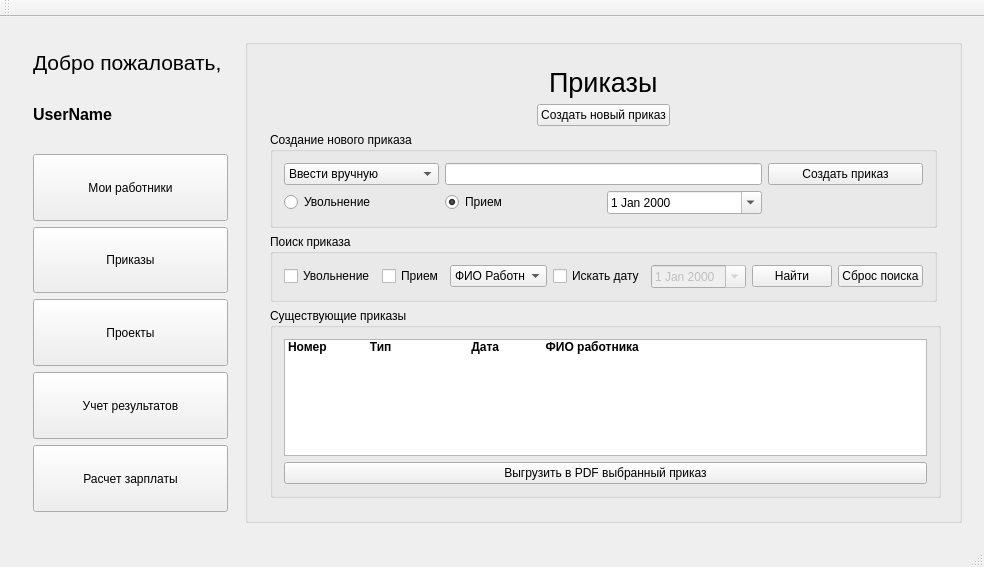
Before: the Qt Designer form salary/salary.ui in a-mihaylov/salary, drawn with Qt 5.
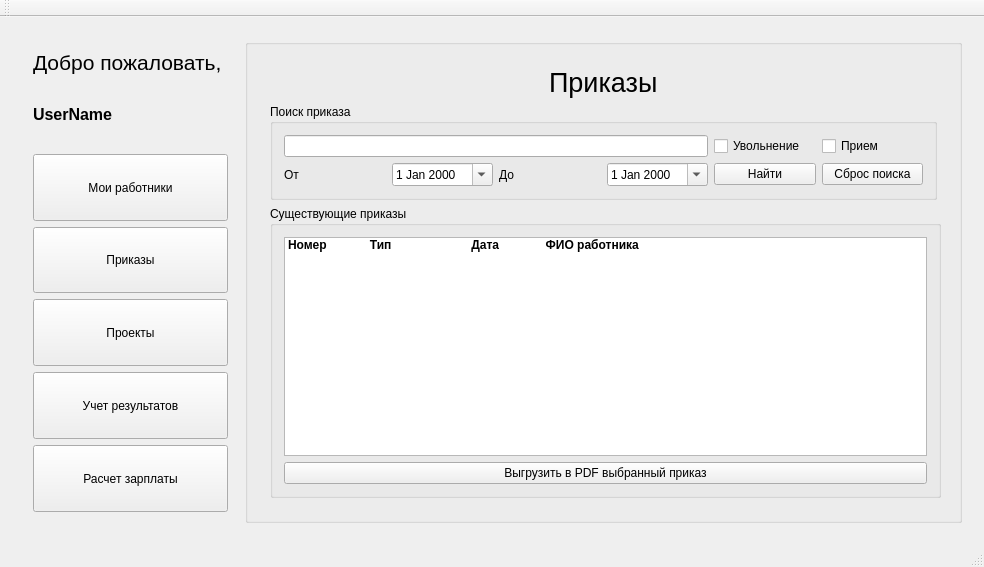
After: the same form once the commit is applied. The open tabs and pages were chosen to show the change.

Commit message: Изменено окно работы с приказами, удалена возможность создания какого-либо приказа вручную. Изменено окно работников, добавлен список неподтвежденных работников, которых необходимо принять вручную.

Patch:
```diff
--- a/salary/salary.ui
+++ b/salary/salary.ui
@@ -603,78 +603,53 @@
              </widget>
              <widget class="QWidget" name="prikaz">
               <layout class="QGridLayout" name="gridLayout_9">
-               <item row="1" column="0">
-                <widget class="QGroupBox" name="group_create">
-                 <property name="enabled">
-                  <bool>true</bool>
-                 </property>
-                 <property name="sizePolicy">
-                  <sizepolicy hsizetype="Minimum" vsizetype="Fixed">
-                   <horstretch>0</horstretch>
-                   <verstretch>0</verstretch>
-                  </sizepolicy>
-                 </property>
-                 <property name="title">
-                  <string>Создание нового приказа</string>
-                 </property>
-                 <layout class="QGridLayout" name="gridLayout">
-                  <item row="0" column="0">
-                   <widget class="QComboBox" name="prikaz_create_FIO">
-                    <item>
+               <item row="0" column="0">
+                <layout class="QVBoxLayout" name="verticalLayout">
+                 <item>
+                  <layout class="QHBoxLayout" name="horizontalLayout_2">
+                   <item>
+                    <spacer name="horizontalSpacer">
+                     <property name="orientation">
+                      <enum>Qt::Horizontal</enum>
+                     </property>
+                     <property name="sizeHint" stdset="0">
+                      <size>
+                       <width>40</width>
+                       <height>20</height>
+                      </size>
+                     </property>
+                    </spacer>
+                   </item>
+                   <item>
+                    <widget class="QLabel" name="label_2">
+                     <property name="font">
+                      <font>
+                       <pointsize>20</pointsize>
+                      </font>
+                     </property>
                      <property name="text">
-                      <string>Ввести вручную</string>
+                      <string>Приказы</string>
                      </property>
-                    </item>
-                   </widget>
-                  </item>
-                  <item row="0" column="1" colspan="2">
-                   <widget class="QLineEdit" name="prikaz_create_FIO_string">
-                    <property name="enabled">
-                     <bool>true</bool>
-                    </property>
-                   </widget>
-                  </item>
-                  <item row="0" column="3">
-                   <widget class="QPushButton" name="prikaz_create_create">
-                    <property name="text">
-                     <string>Создать приказ</string>
-                    </property>
-                   </widget>
-                  </item>
-                  <item row="1" column="0">
-                   <widget class="QRadioButton" name="prikaz_create_dismissial">
-                    <property name="text">
-                     <string>Увольнение</string>
-                    </property>
-                    <property name="checked">
-                     <bool>false</bool>
-                    </property>
-                   </widget>
-                  </item>
-                  <item row="1" column="1">
-                   <widget class="QRadioButton" name="prikaz_create_recruitment">
-                    <property name="text">
-                     <string>Прием</string>
-                    </property>
-                    <property name="checkable">
-                     <bool>true</bool>
-                    </property>
-                    <property name="checked">
-                     <bool>true</bool>
-                    </property>
-                   </widget>
-                  </item>
-                  <item row="1" column="2">
-                   <widget class="QDateEdit" name="prikaz_create_date">
-                    <property name="calendarPopup">
-                     <bool>true</bool>
-                    </property>
-                   </widget>
-                  </item>
-                 </layout>
-                </widget>
+                    </widget>
+                   </item>
+                   <item>
+                    <spacer name="horizontalSpacer_2">
+                     <property name="orientation">
+                      <enum>Qt::Horizontal</enum>
+                     </property>
+                     <property name="sizeHint" stdset="0">
+                      <size>
+                       <width>40</width>
+                       <height>20</height>
+                      </size>
+                     </property>
+                    </spacer>
+                   </item>
+                  </layout>
+                 </item>
+                </layout>
                </item>
-               <item row="2" column="0">
+               <item row="1" column="0">
                 <widget class="QGroupBox" name="groupBox_3">
                  <property name="sizePolicy">
                   <sizepolicy hsizetype="Minimum" vsizetype="Fixed">
@@ -685,55 +660,66 @@
                  <property name="title">
                   <string>Поиск приказа</string>
                  </property>
-                 <layout class="QHBoxLayout" name="horizontalLayout">
-                  <item>
+                 <layout class="QGridLayout" name="gridLayout">
+                  <item row="0" column="0" colspan="4">
+                   <widget class="QLineEdit" name="prikaz_search_FIO_2"/>
+                  </item>
+                  <item row="0" column="4">
                    <widget class="QCheckBox" name="prikaz_search_dismissial">
                     <property name="text">
                      <string>Увольнение</string>
                     </property>
                    </widget>
                   </item>
-                  <item>
+                  <item row="0" column="5">
                    <widget class="QCheckBox" name="prikaz_search_recruitment">
                     <property name="text">
                      <string>Прием</string>
                     </property>
                    </widget>
                   </item>
-                  <item>
-                   <widget class="QComboBox" name="prikaz_search_FIO">
-                    <item>
-                     <property name="text">
-                      <string>ФИО Работника</string>
-                     </property>
-                    </item>
+                  <item row="1" column="0">
+                   <widget class="QLabel" name="label_9">
+                    <property name="text">
+                     <string>От</string>
+                    </property>
                    </widget>
                   </item>
-                  <item>
-                   <widget class="QCheckBox" name="prikaz_search_date_flag">
+                  <item row="1" column="1">
+                   <widget class="QDateEdit" name="prikaz_search_date_start">
+                    <property name="enabled">
+                     <bool>true</bool>
+                    </property>
+                    <property name="calendarPopup">
+                     <bool>true</bool>
+                    </property>
+                   </widget>
+                  </item>
+                  <item row="1" column="2">
+                   <widget class="QLabel" name="label_10">
                     <property name="text">
-                     <string>Искать дату</string>
+                     <string>До</string>
                     </property>
                    </widget>
                   </item>
-                  <item>
-                   <widget class="QDateEdit" name="prikaz_search_date">
+                  <item row="1" column="3">
+                   <widget class="QDateEdit" name="prikaz_search_date_end">
                     <property name="enabled">
-                     <bool>false</bool>
+                     <bool>true</bool>
                     </property>
                     <property name="calendarPopup">
                      <bool>true</bool>
                     </property>
                    </widget>
                   </item>
-                  <item>
+                  <item row="1" column="4">
                    <widget class="QPushButton" name="prikaz_search">
                     <property name="text">
                      <string>Найти</string>
                     </property>
                    </widget>
                   </item>
-                  <item>
+                  <item row="1" column="5">
                    <widget class="QPushButton" name="prikaz_search_reset">
                     <property name="text">
                      <string>Сброс поиска</string>
@@ -743,7 +729,7 @@
                  </layout>
                 </widget>
                </item>
-               <item row="3" column="0">
+               <item row="2" column="0">
                 <widget class="QGroupBox" name="groupBox_4">
                  <property name="sizePolicy">
                   <sizepolicy hsizetype="Preferred" vsizetype="Expanding">
@@ -803,89 +789,6 @@
                  </layout>
                 </widget>
                </item>
-               <item row="0" column="0">
-                <layout class="QVBoxLayout" name="verticalLayout">
-                 <item>
-                  <layout class="QHBoxLayout" name="horizontalLayout_2">
-                   <item>
-                    <spacer name="horizontalSpacer">
-                     <property name="orientation">
-                      <enum>Qt::Horizontal</enum>
-                     </property>
-                     <property name="sizeHint" stdset="0">
-                      <size>
-                       <width>40</width>
-                       <height>20</height>
-                      </size>
-                     </property>
-                    </spacer>
-                   </item>
-                   <item>
-                    <widget class="QLabel" name="label_2">
-                     <property name="font">
-                      <font>
-                       <pointsize>20</pointsize>
-                      </font>
-                     </property>
-                     <property name="text">
-                      <string>Приказы</string>
-                     </property>
-                    </widget>
-                   </item>
-                   <item>
-                    <spacer name="horizontalSpacer_2">
-                     <property name="orientation">
-                      <enum>Qt::Horizontal</enum>
-                     </property>
-                     <property name="sizeHint" stdset="0">
-                      <size>
-                       <width>40</width>
-                       <height>20</height>
-                      </size>
-                     </property>
-                    </spacer>
-                   </item>
-                  </layout>
-                 </item>
-                 <item>
-                  <layout class="QHBoxLayout" name="horizontalLayout_3">
-                   <item>
-                    <spacer name="horizontalSpacer_3">
-                     <property name="orientation">
-                      <enum>Qt::Horizontal</enum>
-                     </property>
-                     <property name="sizeHint" stdset="0">
-                      <size>
-                       <width>40</width>
-                       <height>20</height>
-                      </size>
-                     </property>
-                    </spacer>
-                   </item>
-                   <item>
-                    <widget class="QPushButton" name="prikaz_generate_new">
-                     <property name="text">
-                      <string>Создать новый приказ</string>
-                     </property>
-                    </widget>
-                   </item>
-                   <item>
-                    <spacer name="horizontalSpacer_4">
-                     <property name="orientation">
-                      <enum>Qt::Horizontal</enum>
-                     </property>
-                     <property name="sizeHint" stdset="0">
-                      <size>
-                       <width>40</width>
-                       <height>20</height>
-                      </size>
-                     </property>
-                    </spacer>
-                   </item>
-                  </layout>
-                 </item>
-                </layout>
-               </item>
               </layout>
              </widget>
              <widget class="QWidget" name="payroll">
```
Left out of the diff: 34 changed lines with no effect on the pictures.
